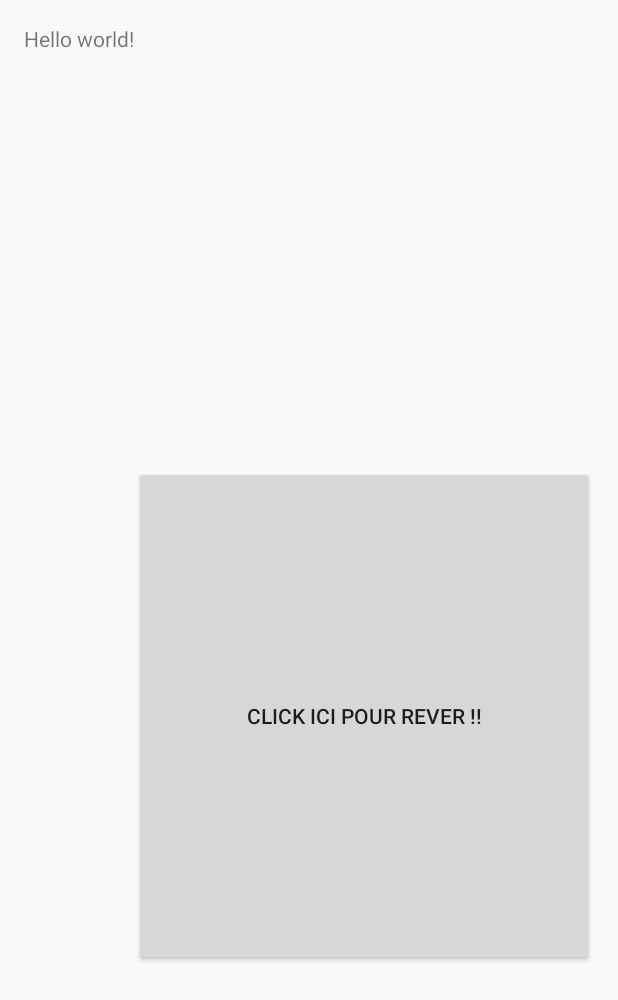
After one commit to lmontion/ABC-Geometrie, an Android app: the layout activity_main.xml on its own in the app's theme, with its tools: preview values and no code run, on a phone screen of 412 x 824 dp. The commit adds this screen. Shown: the top 1000 px of the screen. Run offline under Robolectric (Android 15) with nearby library versions, the phone set to English and light mode, and no system bars.

Commit message:
Page choix défi + Ajout police + drapeau france

```diff
--- a/android/ABCGeometrie/app/src/main/java/com/abcgeometrie/activity/ChooseLevelActivity.java
+++ b/android/ABCGeometrie/app/src/main/java/com/abcgeometrie/activity/ChooseLevelActivity.java
@@ -5,9 +5,6 @@ import android.os.Bundle;
 
 import com.abcgeometrie.R;
 
-/**
- * Created by Yanick on 19/01/2015.
- */
 public class ChooseLevelActivity extends Activity {
     @Override
     protected void onCreate(Bundle savedInstanceState) {
--- a/android/ABCGeometrie/app/src/main/res/layout/activity_choose_level.xml
+++ b/android/ABCGeometrie/app/src/main/res/layout/activity_choose_level.xml
@@ -18,8 +18,9 @@
             android:layout_height="wrap_content"
             android:id="@+id/button"
             android:layout_gravity="right"
-            android:width="139px"
-            android:height="81px" />
+            android:width="140px"
+            android:height="81px"
+            android:background="@drawable/france"/>
 
         <TextView
             android:layout_width="fill_parent"
--- /dev/null
+++ b/android/ABCGeometrie/app/src/main/res/layout/activity_main.xml
@@ -0,0 +1,21 @@
+<RelativeLayout xmlns:android="http://schemas.android.com/apk/res/android"
+    xmlns:tools="http://schemas.android.com/tools" android:layout_width="match_parent"
+    android:layout_height="match_parent" android:paddingLeft="@dimen/activity_horizontal_margin"
+    android:paddingRight="@dimen/activity_horizontal_margin"
+    android:paddingTop="@dimen/activity_vertical_margin"
+    android:paddingBottom="@dimen/activity_vertical_margin" tools:context=".MainActivity">
+
+    <TextView android:text="@string/hello_world" android:layout_width="wrap_content"
+        android:layout_height="wrap_content"
+        android:id="@+id/textView" />
+
+    <Button
+        android:layout_width="500px"
+        android:layout_height="500px"
+        android:text="Click ici pour rever !!"
+        android:id="@+id/button2"
+        android:layout_below="@+id/textView"
+        android:layout_toRightOf="@+id/textView"
+        android:layout_marginTop="275dp" />
+
+</RelativeLayout>
--- /dev/null
+++ b/android/ABCGeometrie/app/src/main/res/menu/menu_main.xml
@@ -0,0 +1,6 @@
+<menu xmlns:android="http://schemas.android.com/apk/res/android"
+    xmlns:app="http://schemas.android.com/apk/res-auto"
+    xmlns:tools="http://schemas.android.com/tools" tools:context=".MainActivity">
+    <item android:id="@+id/action_settings" android:title="@string/action_settings"
+        android:orderInCategory="100" app:showAsAction="never" />
+</menu>
```
Also changed, not shown: android/ABCGeometrie/app/src/main/java/com/abcgeometrie/activity/ChooseDefiActivity.java (added, +54 -0 lines), android/ABCGeometrie/app/src/main/java/com/abcgeometrie/activity/MainActivity.java (added, +54 -0 lines), android/ABCGeometrie/app/src/main/res/layout/activity_choose_defi.xml (added, +81 -0 lines), android/ABCGeometrie/app/src/main/assets/fonts/orbitron-black.otf (added), android/ABCGeometrie/app/src/main/assets/fonts/orbitron-bold.otf (added), android/ABCGeometrie/app/src/main/assets/fonts/orbitron-light.otf (added), android/ABCGeometrie/app/src/main/assets/fonts/orbitron-medium.otf (added), android/ABCGeometrie/app/src/main/res/drawable-hdpi/ic_launcher.png, android/ABCGeometrie/app/src/main/res/drawable-mdpi/ic_launcher.png, android/ABCGeometrie/app/src/main/res/drawable-xhdpi/ic_launcher.png, android/ABCGeometrie/app/src/main/res/drawable-xxhdpi/ic_launcher.png, android/ABCGeometrie/app/src/main/res/drawable/france.jpg (added).
